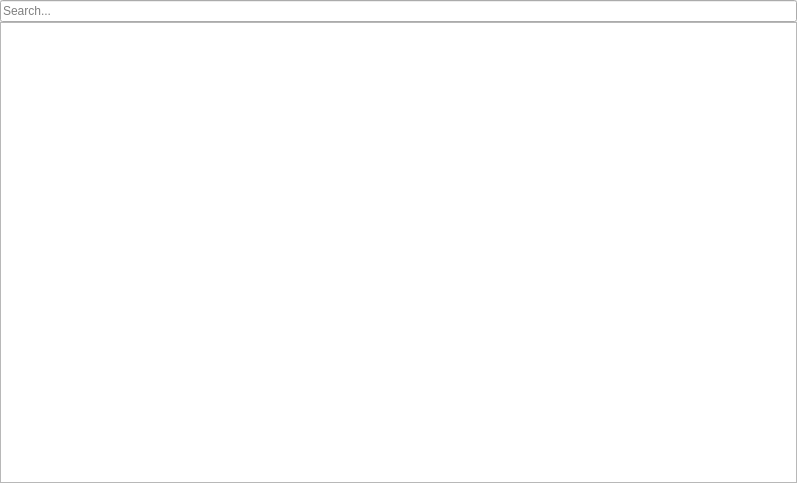
REDasmOrg/REDasm, file widgets/tablewidget.ui: the form before one commit.
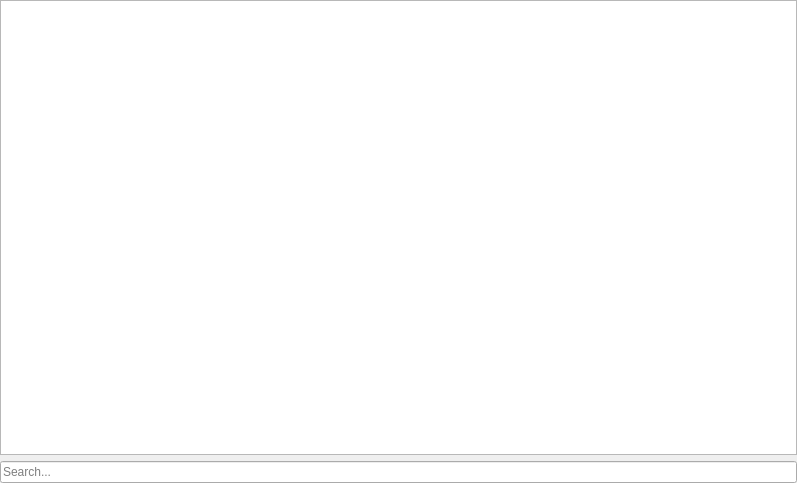
The form after the commit.

```diff
--- a/widgets/tablewidget.ui
+++ b/widgets/tablewidget.ui
@@ -14,9 +14,6 @@
    <string>Form</string>
   </property>
   <layout class="QVBoxLayout" name="verticalLayout">
-   <property name="spacing">
-    <number>0</number>
-   </property>
    <property name="leftMargin">
     <number>0</number>
    </property>
@@ -29,16 +26,6 @@
    <property name="bottomMargin">
     <number>0</number>
    </property>
-   <item>
-    <widget class="QLineEdit" name="leSearch">
-     <property name="placeholderText">
-      <string>Search...</string>
-     </property>
-     <property name="clearButtonEnabled">
-      <bool>true</bool>
-     </property>
-    </widget>
-   </item>
    <item>
     <widget class="QTableView" name="tbvTable">
      <property name="editTriggers">
@@ -55,6 +42,16 @@
      </property>
     </widget>
    </item>
+   <item>
+    <widget class="QLineEdit" name="leSearch">
+     <property name="placeholderText">
+      <string>Search...</string>
+     </property>
+     <property name="clearButtonEnabled">
+      <bool>true</bool>
+     </property>
+    </widget>
+   </item>
   </layout>
  </widget>
  <resources/>
```
